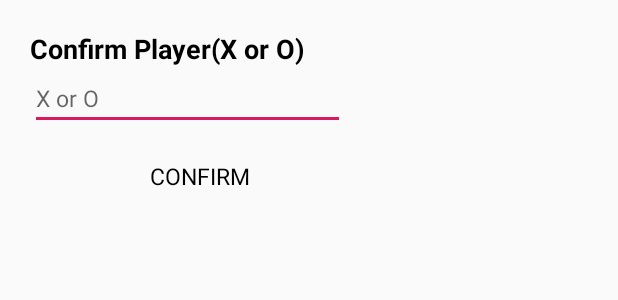
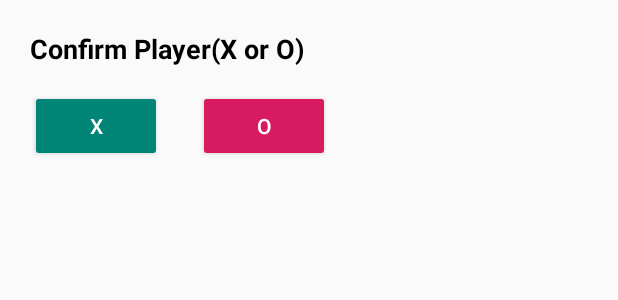
Before and after one commit to MSTC-DA-IICT/Sun-Chokdi, an Android app: the layout dialog_select_player.xml on its own in the app's theme, with its tools: preview values and no code run, on a phone screen of 412 x 824 dp. Shown: the top 300 px of the screen. Run offline under Robolectric (Android 15) with nearby library versions, the phone set to English and light mode, and no system bars.

Commit message:
Required Changes made in buttons

```diff
--- a/app/src/main/res/layout/dialog_select_player.xml
+++ b/app/src/main/res/layout/dialog_select_player.xml
@@ -13,34 +13,32 @@
         android:textStyle="bold"
         android:textColor="#000"
         android:id="@+id/dialogTitle"/>
-    <EditText
-        android:layout_width="match_parent"
+    <RelativeLayout
+        android:layout_width="wrap_content"
         android:layout_height="wrap_content"
-        android:hint="X or O"
-        android:id="@+id/confirm_player"
-        android:inputType="text"
-        android:textSize="15sp"/>
+        android:layout_marginTop="15dp">
 
-<!--        <TextView-->
-<!--            android:layout_width="wrap_content"-->
-<!--            android:layout_height="wrap_content"-->
-<!--            android:textSize="12sp"-->
-<!--            android:textColor="#000"-->
-<!--            android:layout_alignParentRight="true"-->
-<!--            android:layout_marginTop="30dp"-->
-<!--            android:layout_marginBottom="10dp"-->
-<!--            android:layout_marginRight="10dp"-->
-<!--            android:text="CANCEL"-->
-<!--            android:id="@+id/dialogCancel"/>-->
-
-        <TextView
+        <Button
             android:layout_width="wrap_content"
             android:layout_height="wrap_content"
-            android:textSize="15sp"
-            android:textColor="#000"
-            android:layout_marginTop="20dp"
-            android:layout_marginLeft="80dp"
-            android:text="CONFIRM"
-            android:id="@+id/dialogConfirm"/>
+            android:backgroundTint="@color/colorPrimary"
+            android:text="X"
+            android:textColor="#FFFFFF"
+            android:layout_marginEnd="10dp"
+            android:id="@+id/btn_X"/>
+
+        <Button
+            android:layout_width="wrap_content"
+            android:layout_height="wrap_content"
+            android:backgroundTint="@color/colorAccent"
+            android:text="O"
+            android:textColor="#FFFFFF"
+            android:layout_alignParentEnd="true"
+            android:layout_marginEnd="10dp"
+            android:id="@+id/btn_O"/>
+
+
+
+    </RelativeLayout>
 
 </LinearLayout>
```
Also changed, not shown: app/src/main/java/com/adit/tictactoe/dialogs/SelectPlayerDialog.java (+13 -19 lines).
